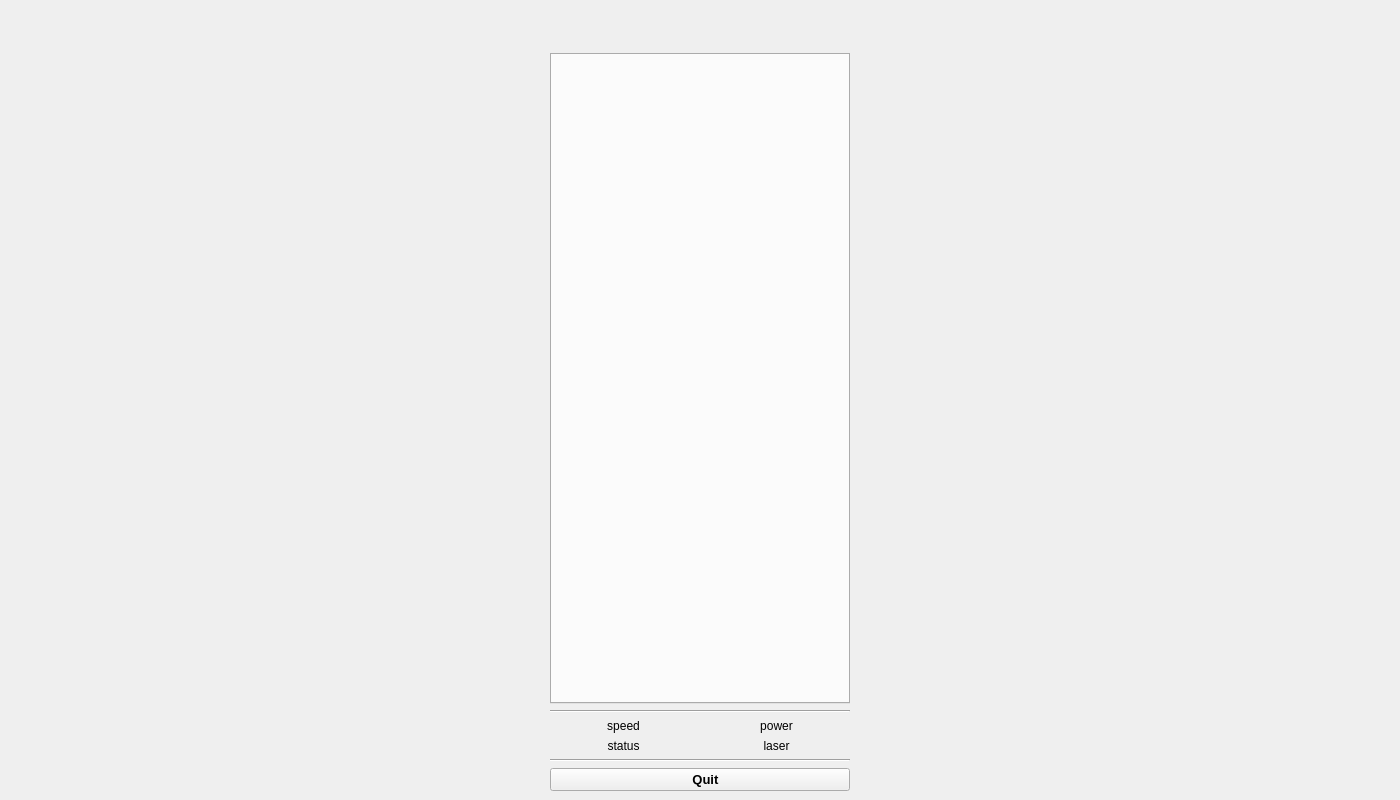
The window that src/scanning_application/scanning_robviz/resources/robviz.ui (Davidlequnchen/MultiSensorFusion-ROS-AM-Monitoring) describes before a commit, drawn with Qt 5.
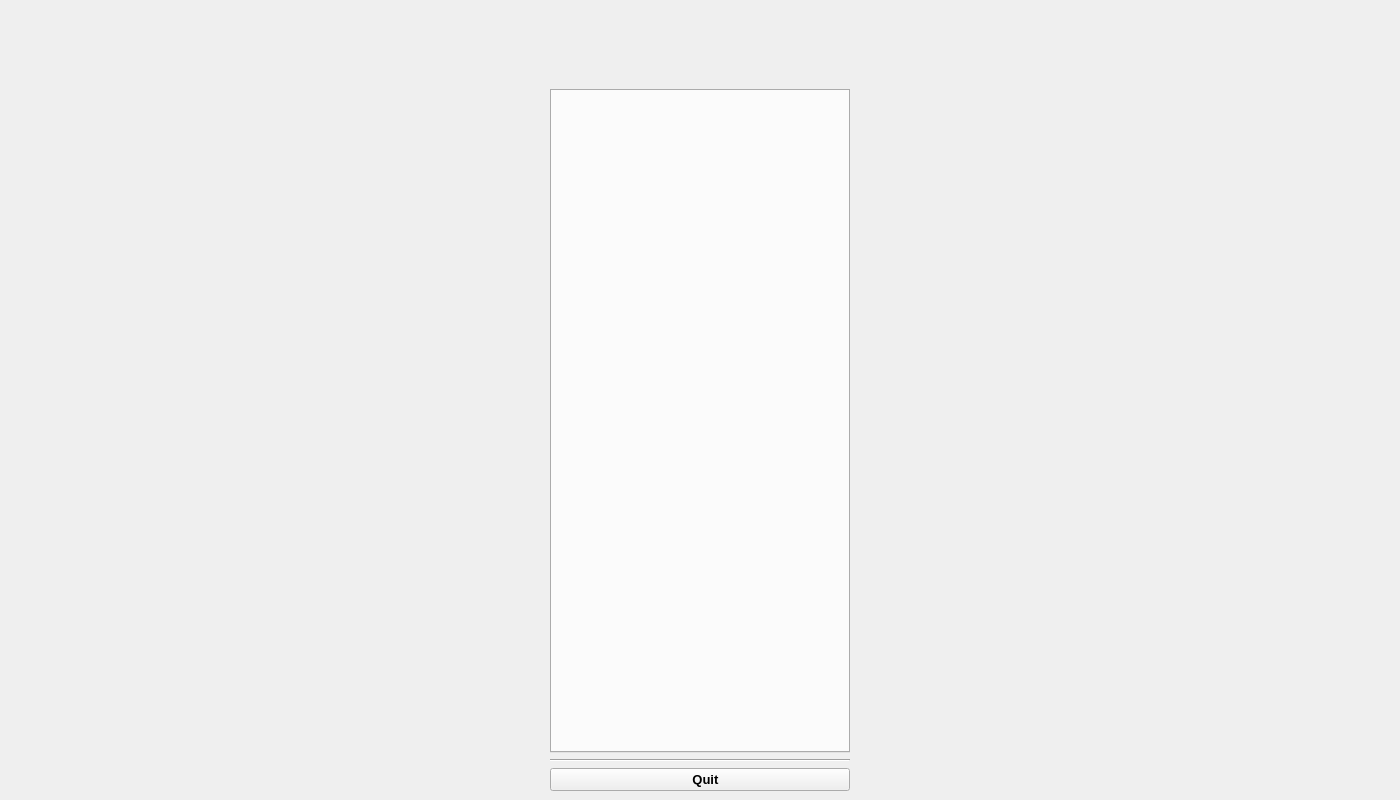
The same window after the commit. Icons and pictures are not drawn.

Commit message: Upload amended codes for layer height monitoring

The edit to the form file:
```diff
--- a/src/scanning_application/scanning_robviz/resources/robviz.ui
+++ b/src/scanning_application/scanning_robviz/resources/robviz.ui
@@ -63,15 +63,17 @@
      <bold>false</bold>
     </font>
    </property>
-   <layout class="QGridLayout" name="gridLayout">
-    <item row="0" column="0" rowspan="18">
+   <layout class="QHBoxLayout" name="horizontalLayout" stretch="8,2">
+    <item>
      <layout class="QHBoxLayout" name="boxPlot">
       <property name="spacing">
        <number>0</number>
       </property>
      </layout>
     </item>
-    <item row="2" column="1" rowspan="2">
+    <item>
+     <layout class="QVBoxLayout" name="verticalLayout" stretch="1,9,0,0">
+      <item>
      <widget class="QLabel" name="lblLogo">
       <property name="frameShape">
        <enum>QFrame::NoFrame</enum>
@@ -90,14 +92,38 @@
       </property>
      </widget>
     </item>
-    <item row="16" column="1">
+      <item>
+       <widget class="QTabWidget" name="tabWidget">
+        <property name="minimumSize">
+         <size>
+          <width>300</width>
+          <height>0</height>
+         </size>
+        </property>
+        <property name="maximumSize">
+         <size>
+          <width>300</width>
+          <height>16777215</height>
+         </size>
+        </property>
+        <property name="font">
+         <font>
+          <italic>false</italic>
+         </font>
+        </property>
+        <property name="currentIndex">
+         <number>-1</number>
+        </property>
+       </widget>
+      </item>
+      <item>
      <widget class="Line" name="line_3">
       <property name="orientation">
        <enum>Qt::Horizontal</enum>
       </property>
      </widget>
     </item>
-    <item row="17" column="1">
+      <item>
      <widget class="QPushButton" name="btnQuit">
       <property name="enabled">
        <bool>true</bool>
@@ -135,108 +161,10 @@
       </property>
       <property name="icon">
        <iconset theme="application-exit">
-        <normaloff/>
-       </iconset>
+          <normaloff>.</normaloff>.</iconset>
       </property>
       <property name="flat">
        <bool>false</bool>
-      </property>
-     </widget>
-    </item>
-    <item row="6" column="1">
-     <widget class="QTabWidget" name="tabWidget">
-      <property name="minimumSize">
-       <size>
-        <width>300</width>
-        <height>0</height>
-       </size>
-      </property>
-      <property name="maximumSize">
-       <size>
-        <width>300</width>
-        <height>16777215</height>
-       </size>
-      </property>
-      <property name="font">
-       <font>
-        <italic>false</italic>
-       </font>
-      </property>
-      <property name="currentIndex">
-       <number>-1</number>
-      </property>
-     </widget>
-    </item>
-    <item row="7" column="1">
-     <widget class="Line" name="line">
-      <property name="orientation">
-       <enum>Qt::Horizontal</enum>
-      </property>
-     </widget>
-    </item>
-    <item row="8" column="1" rowspan="8">
-     <layout class="QGridLayout" name="grdStatus">
-      <item row="0" column="0">
-       <widget class="QLabel" name="lblSpeed">
-        <property name="text">
-         <string>speed</string>
-        </property>
-        <property name="alignment">
-         <set>Qt::AlignCenter</set>
-        </property>
-        <property name="margin">
-         <number>3</number>
-        </property>
-        <property name="indent">
-         <number>3</number>
-        </property>
-       </widget>
-      </item>
-      <item row="1" column="0">
-       <widget class="QLabel" name="lblStatus">
-        <property name="text">
-         <string>status</string>
-        </property>
-        <property name="alignment">
-         <set>Qt::AlignCenter</set>
-        </property>
-        <property name="margin">
-         <number>3</number>
-        </property>
-        <property name="indent">
-         <number>3</number>
-        </property>
-       </widget>
-      </item>
-      <item row="0" column="1">
-       <widget class="QLabel" name="lblPower">
-        <property name="text">
-         <string>power</string>
-        </property>
-        <property name="alignment">
-         <set>Qt::AlignCenter</set>
-        </property>
-        <property name="margin">
-         <number>3</number>
-        </property>
-        <property name="indent">
-         <number>3</number>
-        </property>
-       </widget>
-      </item>
-      <item row="1" column="1">
-       <widget class="QLabel" name="lblLaser">
-        <property name="text">
-         <string>laser</string>
-        </property>
-        <property name="alignment">
-         <set>Qt::AlignCenter</set>
-        </property>
-        <property name="margin">
-         <number>3</number>
-        </property>
-        <property name="indent">
-         <number>3</number>
         </property>
        </widget>
       </item>
```
Lines whose indentation alone changed are shown as unchanged. The commit also changes 55 other files.
